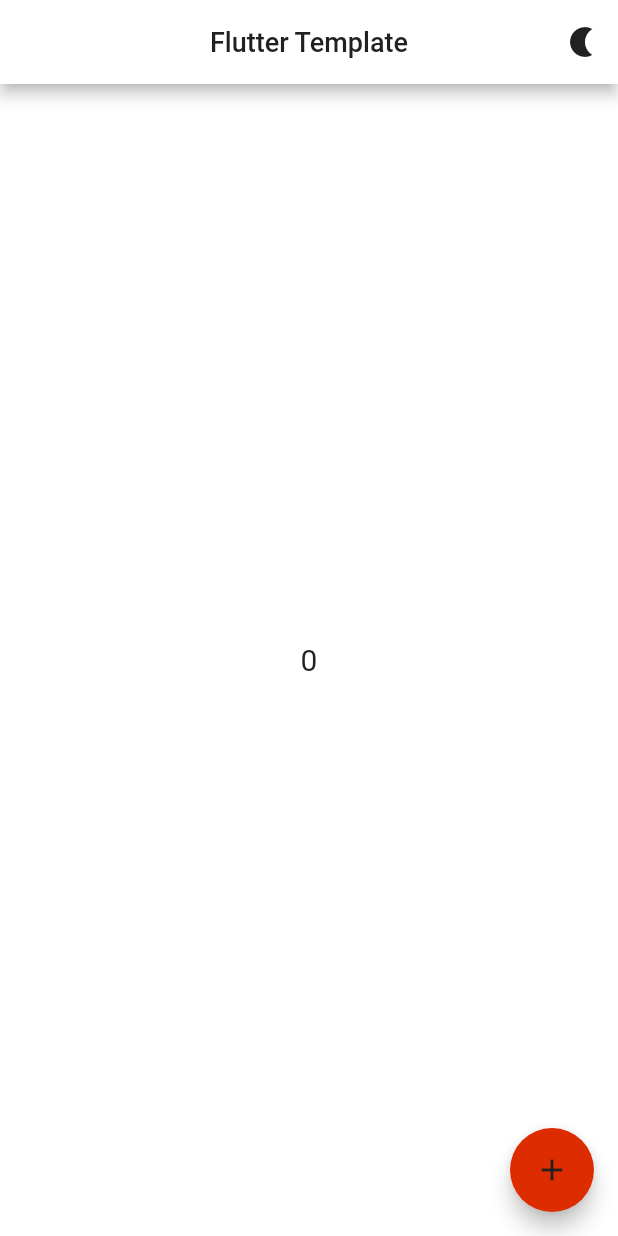
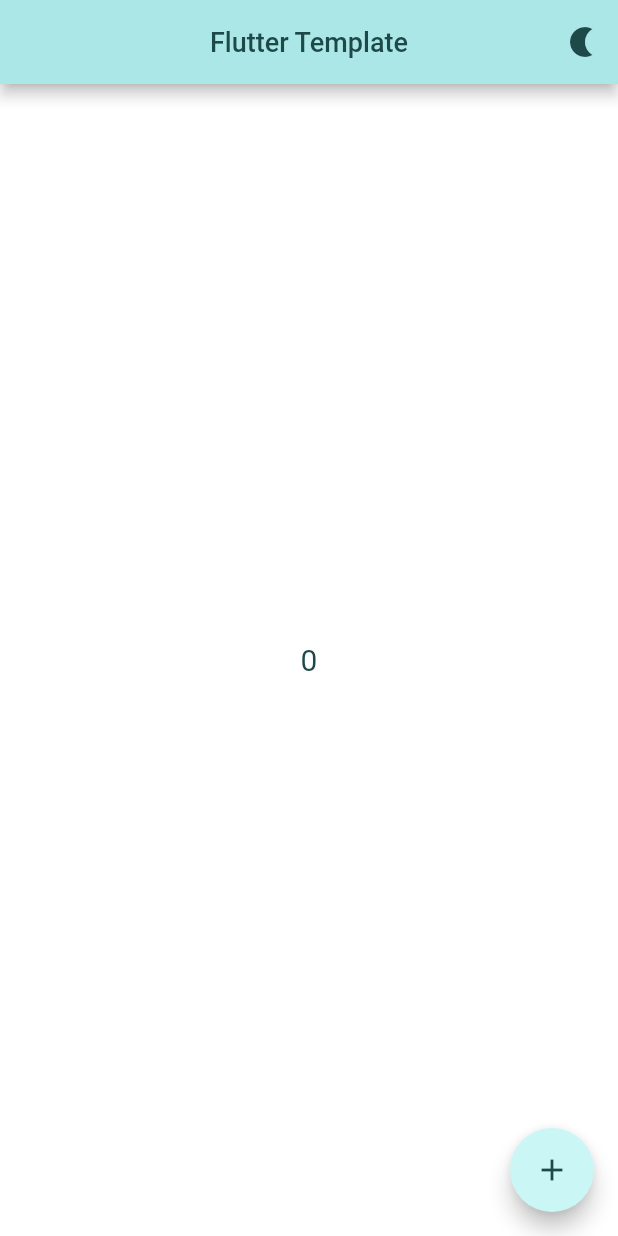
Before and after one commit to flutterStudio/dogs-cats, a Flutter app: the screen it shows after launch, on a phone screen of 412 x 824 dp. Run offline on Flutter 3.47's test engine with Material 2 defaults, Android fonts, the phone set to English and light mode, and no system bars; our stand-ins replace get; Roboto replaces fonts that are missing (IndieFlowe).

Commit message:
Adapt color theme.

```diff
--- a/lib/src/config/theming/app_colors.dart
+++ b/lib/src/config/theming/app_colors.dart
@@ -6,6 +6,11 @@ class AppColors {
   static const Color darkGrey = Color(0xFF212121);
   static const Color orange = Color(0xFFDD2C00);
   static const Color white = Color(0xFFFFFFFF);
+  static const Color green = Color(0xFFACE7E7);
+  static const Color lighGreen = Color(0xFFCBF6F6);
+  static const Color darkGreen = Color(0xFF1D4949);
+  static const Color grey = Color(0xFFFFFFFF);
+  static const Color lightGrey = Color(0xFFFFFFFF);
 
   static const CustomColorScheme darkColorScheme = CustomColorScheme(
     primary: darkGrey,
@@ -27,20 +32,20 @@ class AppColors {
   );
 
   static const CustomColorScheme lightColorScheme = CustomColorScheme(
-    primary: white,
+    primary: green,
     brightness: Brightness.light,
-    primaryVariant: white,
+    primaryVariant: lighGreen,
     secondaryVariant: orange,
-    secondary: orange,
-    background: white,
+    secondary: lighGreen,
+    background: lighGreen,
     error: orange,
-    onBackground: darkGrey,
+    onBackground: darkGreen,
     onError: orange,
-    onPrimary: darkGrey,
-    onSecondary: darkGrey,
+    onPrimary: darkGreen,
+    onSecondary: darkGreen,
     surface: white,
-    onSurface: darkGrey,
-    icon: darkGrey,
+    onSurface: darkGreen,
+    icon: darkGreen,
     activeIcon: orange,
     inactiveIcon: white,
   );
--- a/lib/src/config/theming/text_themes.dart
+++ b/lib/src/config/theming/text_themes.dart
@@ -67,7 +67,9 @@ class TextStyles {
   static TextStyle get overline => getTextStyle(FontType.overline);
 
   static TextStyle getTextStyle(FontType type) => TextStyle(
-      fontSize: SizeConfig.fontSize(type), fontWeight: fontWeight(type));
+      fontSize: SizeConfig.fontSize(type),
+      fontWeight: fontWeight(type),
+      fontFamily: "IndieFlowe");
 
   static const Map<FontType, FontWeight> _fontWeights = {
     FontType.h1: FontWeight.w300,
```
